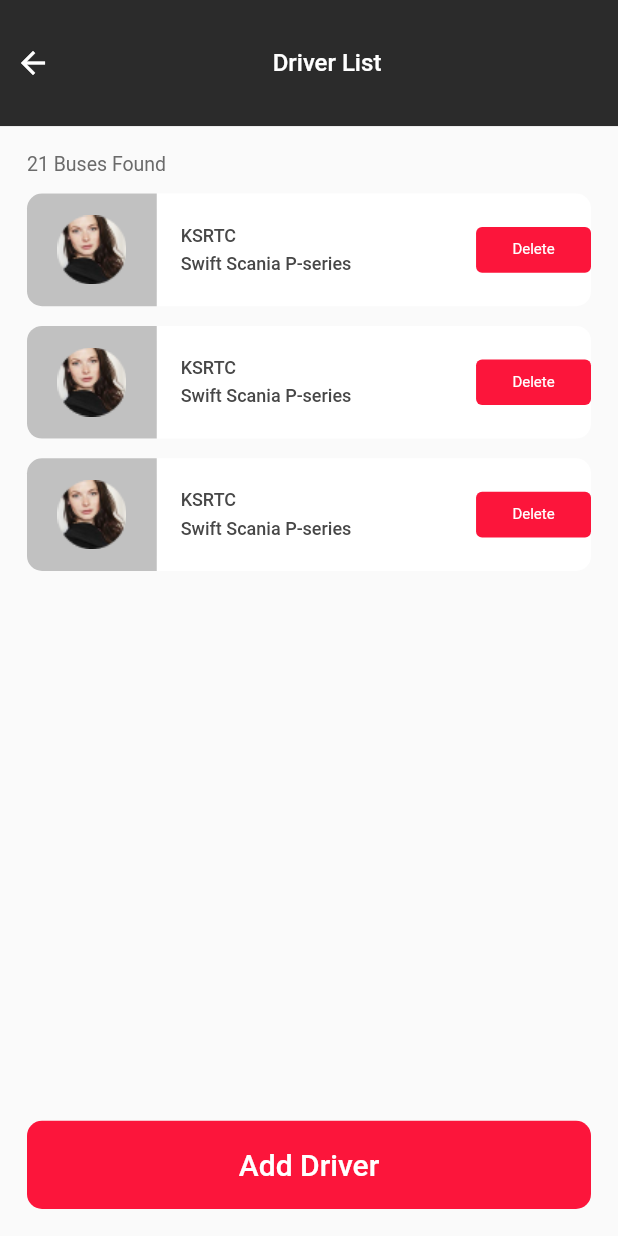
After one commit to Musthafa-Ap/bus-project, a Flutter app: the MasterScreen screen opened directly, after a tap on "Driver", on a phone screen of 412 x 824 dp. The commit adds this screen. Run offline on Flutter 3.47's test engine with Material 2 defaults, Android fonts, the phone set to English and light mode, and no system bars.

Commit message:
driver listing page UI is finished

```diff
--- /dev/null
+++ b/lib/view/home_page/common_widgets/common_app_bar.dart
@@ -0,0 +1,43 @@
+import 'package:flutter/material.dart';
+
+class CommonAppBar extends StatelessWidget {
+  final String title;
+  const CommonAppBar({super.key, required this.title});
+
+  @override
+  Widget build(BuildContext context) {
+    final size = MediaQuery.of(context).size;
+    return Container(
+      height: size.height * .102,
+      decoration: const BoxDecoration(
+        color: Color(0xff2B2B2B),
+      ),
+      child: Center(
+          child: Padding(
+        padding: const EdgeInsets.symmetric(horizontal: 10),
+        child: Row(
+          mainAxisAlignment: MainAxisAlignment.spaceBetween,
+          children: [
+            InkWell(
+              onTap: () {
+                Navigator.pop(context);
+              },
+              child: const Icon(
+                Icons.arrow_back,
+                color: Colors.white,
+              ),
+            ),
+            Text(
+              title,
+              style: const TextStyle(
+                  fontWeight: FontWeight.w500,
+                  fontSize: 16,
+                  color: Colors.white),
+            ),
+            const SizedBox()
+          ],
+        ),
+      )),
+    );
+  }
+}
--- /dev/null
+++ b/lib/view/master_screen/driver_section/driver_listing_page.dart
@@ -0,0 +1,52 @@
+import 'package:bus_project/view/home_page/common_widgets/common_app_bar.dart';
+import 'package:bus_project/view/home_page/common_widgets/common_button.dart';
+import 'package:flutter/material.dart';
+
+import '../widgets/bus_card.dart';
+
+class DriverListingPage extends StatelessWidget {
+  const DriverListingPage({super.key});
+
+  @override
+  Widget build(BuildContext context) {
+    final size = MediaQuery.of(context).size;
+    return Scaffold(
+      body: SafeArea(
+        child: Column(
+          crossAxisAlignment: CrossAxisAlignment.start,
+          children: [
+            const CommonAppBar(title: "Driver List"),
+            const Padding(
+              padding: EdgeInsets.only(left: 18, right: 18, top: 18),
+              child: Text(
+                "21 Buses Found",
+                style: TextStyle(fontSize: 13, color: Color(0xff6B6B6B)),
+              ),
+            ),
+            Expanded(
+                child: ListView.separated(
+              itemCount: 3,
+              separatorBuilder: (context, index) {
+                return SizedBox(
+                  height: size.height * .016,
+                );
+              },
+              padding: const EdgeInsets.symmetric(horizontal: 18, vertical: 12),
+              physics: const BouncingScrollPhysics(),
+              shrinkWrap: true,
+              itemBuilder: (context, index) {
+                return const CommonCard(
+                  cardType: 'driver',
+                );
+              },
+            )),
+            Padding(
+              padding: const EdgeInsets.all(18),
+              child: CommonButton(title: "Add Driver", onTap: () {}),
+            )
+          ],
+        ),
+      ),
+    );
+  }
+}
--- a/lib/view/master_screen/master_screen.dart
+++ b/lib/view/master_screen/master_screen.dart
@@ -40,7 +40,9 @@ class MasterScreen extends StatelessWidget {
               physics: const BouncingScrollPhysics(),
               shrinkWrap: true,
               itemBuilder: (context, index) {
-                return BusCard();
+                return CommonCard(
+                  cardType: "bus",
+                );
               },
             ),
           )
--- a/lib/view/master_screen/widgets/bus_card.dart
+++ b/lib/view/master_screen/widgets/bus_card.dart
@@ -1,12 +1,24 @@
 import 'package:flutter/material.dart';
-import 'package:flutter/src/widgets/framework.dart';
-import 'package:flutter/src/widgets/placeholder.dart';
 
-class BusCard extends StatelessWidget {
-  const BusCard({super.key});
+class CommonCard extends StatelessWidget {
+  final String cardType;
+  const CommonCard({super.key, required this.cardType});
 
   @override
   Widget build(BuildContext context) {
+    String image = "assets/images/bus2.png";
+    String buttonTitle = "Manage";
+    switch (cardType) {
+      case 'bus':
+        image = "assets/images/bus2.png";
+        buttonTitle = "Manage";
+        break;
+      case 'driver':
+        image = "assets/images/woman.png";
+        buttonTitle = "Delete";
+        break;
+    }
+
     final size = MediaQuery.of(context).size;
     return Container(
         height: size.height * .0911,
@@ -16,13 +28,12 @@ class BusCard extends StatelessWidget {
           children: [
             Container(
               width: size.width * .210,
-              decoration: const BoxDecoration(
-                  color: Color(0xffC1C1C1),
-                  borderRadius: BorderRadius.only(
+              decoration: BoxDecoration(
+                  color: const Color(0xffC1C1C1),
+                  borderRadius: const BorderRadius.only(
                       topLeft: Radius.circular(10),
                       bottomLeft: Radius.circular(10)),
-                  image: DecorationImage(
-                      image: AssetImage("assets/images/bus2.png"))),
+                  image: DecorationImage(image: AssetImage(image))),
             ),
             SizedBox(
               width: size.width * .0386,
@@ -59,9 +70,9 @@ class BusCard extends StatelessWidget {
                 borderRadius: BorderRadius.circular(4),
                 color: const Color(0xffFC153B),
               ),
-              child: const Center(
+              child: Center(
                 child: Text(
-                  "Manage",
+                  buttonTitle,
                   style: TextStyle(
                       fontSize: 10,
                       fontWeight: FontWeight.w400,
--- a/lib/view/master_screen/widgets/top_section.dart
+++ b/lib/view/master_screen/widgets/top_section.dart
@@ -1,6 +1,8 @@
 import 'package:flutter/material.dart';
 import 'package:flutter/src/widgets/framework.dart';
 import 'package:flutter/src/widgets/placeholder.dart';
+
+import '../driver_section/driver_listing_page.dart';
 
 class TopRowSection extends StatelessWidget {
   const TopRowSection({super.key});
@@ -52,6 +54,11 @@ class TopRowSection extends StatelessWidget {
           width: 18,
         ),
         Expanded(
+          child: InkWell(
+            onTap: () {
+              Navigator.of(context).push(MaterialPageRoute(
+                  builder: (context) => const DriverListingPage()));
+            },
             child: Stack(
               children: [
                 Container(
@@ -89,6 +96,7 @@ class TopRowSection extends StatelessWidget {
                     child: Image.asset("assets/images/person.png"))
               ],
             ),
+          ),
         )
       ],
     );
```
Also changed, not shown: assets/images/woman.png (added). Lines whose indentation alone changed are shown as unchanged.
